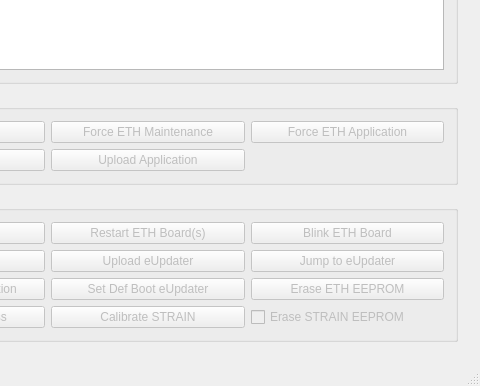
Before: the Qt Designer form src/tools/FirmwareUpdater/mainwindow.ui in robotology/icub-main, drawn with Qt 5; both pictures show x 520 to 1000 and y 244 to 630 of the 1000 by 630 pixel window.
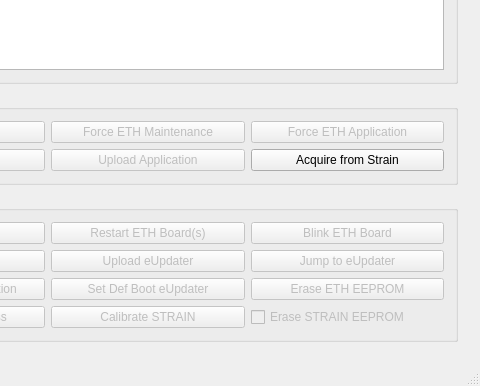
After: the same form once the commit is applied.

Patch:
```diff
--- a/src/tools/FirmwareUpdater/mainwindow.ui
+++ b/src/tools/FirmwareUpdater/mainwindow.ui
@@ -152,6 +152,19 @@
              </property>
             </widget>
            </item>
+           <item row="2" column="3">
+            <widget class="QPushButton" name="btnStrainCalib">
+             <property name="enabled">
+              <bool>true</bool>
+             </property>
+             <property name="toolTip">
+              <string>It uploads the application FW on the selected boards. They must be of the same type. The ETH boards must be in maintenance mode. </string>
+             </property>
+             <property name="text">
+              <string>Acquire from Strain</string>
+             </property>
+            </widget>
+           </item>
           </layout>
          </widget>
         </item>
```
Left out of the diff: 2 changed lines with no effect on the pictures.
